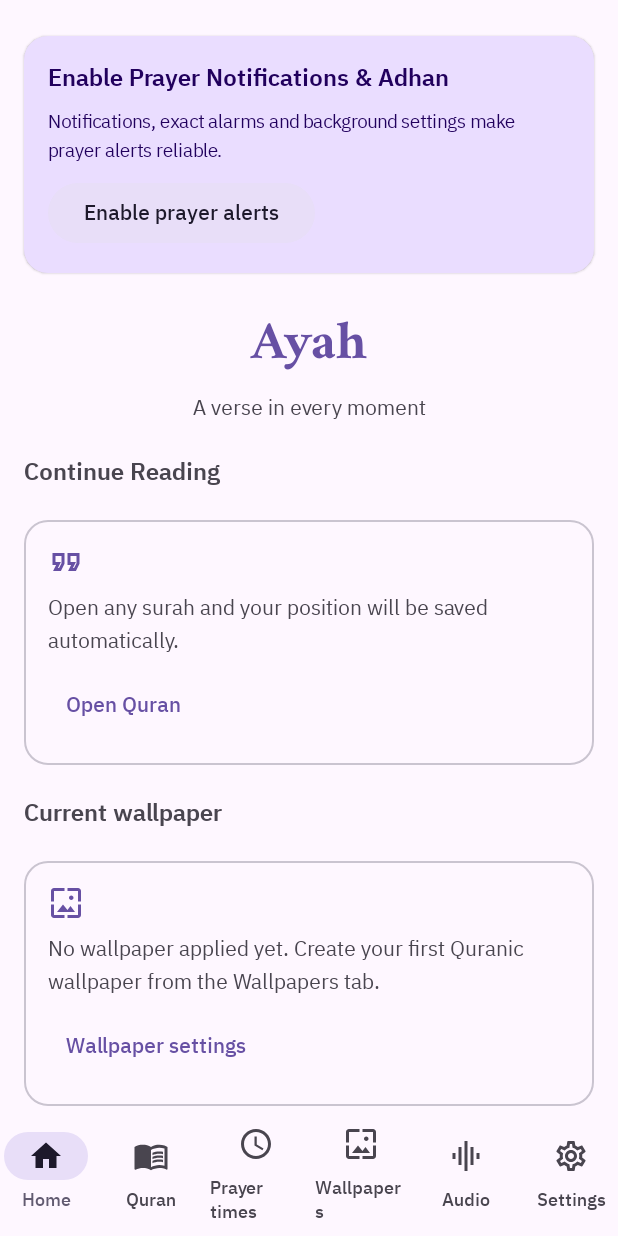
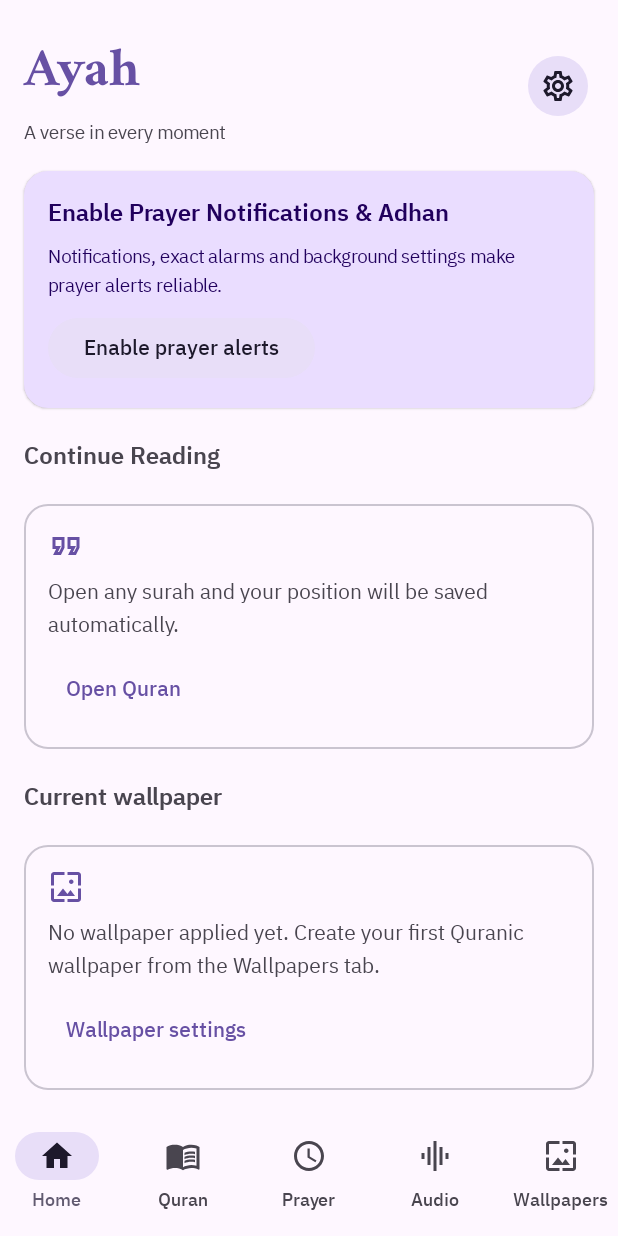
Before and after one commit to xAhmedAdel/Ayah-Quran, an Android app built with Jetpack Compose: the screen it shows after launch (MainActivity), on a phone screen of 412 x 824 dp. Run offline under Robolectric (Android 15) with nearby library versions, the phone set to English and light mode, and no system bars; our stand-ins replace Dagger/Hilt's generated code, Room's generated code; libraries missing offline, so code that uses them is left out: com.batoulapps.adhan; missing, so only their content is drawn: CompositionLocalProvider; 9 statements that could not run were skipped.

Commit message:
feat(ui-2): move to 5-tab navigation bar and Home header Settings entry

```diff
--- a/app/src/main/java/com/ayah/quran/navigation/TopLevelDestination.kt
+++ b/app/src/main/java/com/ayah/quran/navigation/TopLevelDestination.kt
@@ -2,28 +2,22 @@ package com.ayah.quran.navigation
 
 import androidx.annotation.StringRes
 import androidx.compose.material.icons.Icons
+import androidx.compose.material.icons.automirrored.filled.MenuBook
+import androidx.compose.material.icons.automirrored.outlined.MenuBook
 import androidx.compose.material.icons.filled.GraphicEq
 import androidx.compose.material.icons.filled.Home
-import androidx.compose.material.icons.filled.MenuBook
 import androidx.compose.material.icons.filled.Schedule
-import androidx.compose.material.icons.filled.Settings
 import androidx.compose.material.icons.filled.Wallpaper
 import androidx.compose.material.icons.outlined.GraphicEq
 import androidx.compose.material.icons.outlined.Home
-import androidx.compose.material.icons.outlined.MenuBook
 import androidx.compose.material.icons.outlined.Schedule
-import androidx.compose.material.icons.outlined.Settings
 import androidx.compose.material.icons.outlined.Wallpaper
 import androidx.compose.ui.graphics.vector.ImageVector
 import com.ayah.quran.R
 
-/**
- * The six top-level sections of the app, in bottom-bar order.
- * Routes are also the NavHost destination route names.
- */
 enum class TopLevelDestination(
     val route: String,
-    @StringRes val labelRes: Int,
+    @param:StringRes val labelRes: Int,
     val selectedIcon: ImageVector,
     val unselectedIcon: ImageVector,
 ) {
@@ -36,8 +30,8 @@ enum class TopLevelDestination(
     QURAN(
         route = "quran",
         labelRes = R.string.nav_quran,
-        selectedIcon = Icons.Filled.MenuBook,
-        unselectedIcon = Icons.Outlined.MenuBook,
+        selectedIcon = Icons.AutoMirrored.Filled.MenuBook,
+        unselectedIcon = Icons.AutoMirrored.Outlined.MenuBook,
     ),
     PRAYER(
         route = "prayer",
@@ -45,22 +39,16 @@ enum class TopLevelDestination(
         selectedIcon = Icons.Filled.Schedule,
         unselectedIcon = Icons.Outlined.Schedule,
     ),
+    AUDIO(
+        route = "audio",
+        labelRes = R.string.nav_audio,
+        selectedIcon = Icons.Filled.GraphicEq,
+        unselectedIcon = Icons.Outlined.GraphicEq,
+    ),
     WALLPAPERS(
         route = "wallpapers",
         labelRes = R.string.nav_wallpapers,
         selectedIcon = Icons.Filled.Wallpaper,
         unselectedIcon = Icons.Outlined.Wallpaper,
     ),
-    AUDIO(
-        route = "audio",
-        labelRes = R.string.nav_audio,
-        selectedIcon = Icons.Filled.GraphicEq,
-        unselectedIcon = Icons.Outlined.GraphicEq,
-    ),
-    SETTINGS(
-        route = "settings",
-        labelRes = R.string.nav_settings,
-        selectedIcon = Icons.Filled.Settings,
-        unselectedIcon = Icons.Outlined.Settings,
-    ),
 }
--- a/app/src/main/java/com/ayah/quran/ui/home/HomeScreen.kt
+++ b/app/src/main/java/com/ayah/quran/ui/home/HomeScreen.kt
@@ -10,6 +10,7 @@ import androidx.compose.foundation.layout.fillMaxSize
 import androidx.compose.foundation.layout.fillMaxWidth
 import androidx.compose.foundation.layout.height
 import androidx.compose.foundation.layout.padding
+import androidx.compose.foundation.layout.statusBarsPadding
 import androidx.compose.foundation.layout.width
 import androidx.compose.foundation.rememberScrollState
 import androidx.compose.foundation.shape.RoundedCornerShape
@@ -21,6 +22,7 @@ import androidx.compose.material.icons.outlined.Wallpaper
 import androidx.compose.material3.CardDefaults
 import androidx.compose.material3.ElevatedCard
 import androidx.compose.material3.FilledTonalButton
+import androidx.compose.material3.FilledTonalIconButton
 import androidx.compose.material3.Icon
 import androidx.compose.material3.LinearProgressIndicator
 import androidx.compose.material3.MaterialTheme
@@ -33,6 +35,7 @@ import androidx.compose.ui.Alignment
 import androidx.compose.ui.Modifier
 import androidx.compose.ui.graphics.asImageBitmap
 import androidx.compose.ui.layout.ContentScale
+import androidx.compose.ui.platform.testTag
 import androidx.compose.ui.res.stringResource
 import androidx.compose.ui.semantics.contentDescription
 import androidx.compose.ui.semantics.semantics
@@ -41,6 +44,7 @@ import androidx.compose.ui.unit.dp
 import androidx.hilt.navigation.compose.hiltViewModel
 import androidx.lifecycle.compose.collectAsStateWithLifecycle
 import com.ayah.quran.R
+import com.ayah.quran.core.designsystem.AyahIcons
 import com.ayah.quran.core.designsystem.component.AyahCard
 import com.ayah.quran.core.designsystem.component.SectionHeader
 import com.ayah.quran.core.designsystem.theme.AyahSpacing
@@ -67,7 +71,7 @@ fun HomeScreen(
     onOpenBookmarks: () -> Unit,
     onOpenWallpapers: () -> Unit,
     modifier: Modifier = Modifier,
-    /** Phase 14: true until the permissions onboarding is finished/skipped. */
+    onOpenSettings: () -> Unit = {},
     showPrayerOnboardingCard: Boolean = false,
     onOpenPrayerOnboarding: () -> Unit = {},
     viewModel: HomeViewModel = hiltViewModel(),
@@ -77,11 +81,40 @@ fun HomeScreen(
     Column(
         modifier = modifier
             .fillMaxSize()
+            .statusBarsPadding()
             .verticalScroll(rememberScrollState())
-            .padding(horizontal = AyahSpacing.m, vertical = AyahSpacing.l),
+            .padding(horizontal = AyahSpacing.m, vertical = AyahSpacing.m),
         verticalArrangement = Arrangement.spacedBy(AyahSpacing.m),
     ) {
-        // Phase 14: permissions onboarding entry (until finished/skipped).
+        Row(
+            modifier = Modifier.fillMaxWidth(),
+            horizontalArrangement = Arrangement.SpaceBetween,
+            verticalAlignment = Alignment.CenterVertically,
+        ) {
+            Column {
+                Text(
+                    text = stringResource(R.string.app_name),
+                    style = AyahWordmarkStyle,
+                    fontFamily = QuranTextFontFamily,
+                    color = MaterialTheme.colorScheme.primary,
+                )
+                Text(
+                    text = stringResource(R.string.app_tagline),
+                    style = MaterialTheme.typography.bodySmall,
+                    color = MaterialTheme.colorScheme.onSurfaceVariant,
+                )
+            }
+            FilledTonalIconButton(
+                onClick = onOpenSettings,
+                modifier = Modifier.testTag("home_settings_button"),
+            ) {
+                Icon(
+                    imageVector = AyahIcons.Settings,
+                    contentDescription = stringResource(R.string.nav_settings),
+                )
+            }
+        }
+
         if (showPrayerOnboardingCard) {
             ElevatedCard(
                 modifier = Modifier.fillMaxWidth(),
@@ -110,25 +143,6 @@ fun HomeScreen(
                     }
                 }
             }
-        }
-
-        // Brand hero.
-        Column(
-            horizontalAlignment = Alignment.CenterHorizontally,
-            modifier = Modifier.fillMaxWidth(),
-        ) {
-            Text(
-                text = stringResource(R.string.app_name),
-                style = AyahWordmarkStyle,
-                fontFamily = QuranTextFontFamily,
-                color = MaterialTheme.colorScheme.primary,
-            )
-            Text(
-                text = stringResource(R.string.app_tagline),
-                style = MaterialTheme.typography.bodyMedium,
-                color = MaterialTheme.colorScheme.onSurfaceVariant,
-                textAlign = TextAlign.Center,
-            )
         }
 
         SectionHeader(text = stringResource(R.string.home_continue_reading_title))
--- a/app/src/main/res/values/strings.xml
+++ b/app/src/main/res/values/strings.xml
@@ -221,7 +221,7 @@
     <string name="settings_licenses_summary">Quran text (Uthmani) © Tanzil Project, Creative Commons Attribution 3.0 — tanzil.net. Juz/page layout data from the Madani mushaf via quran.com. Amiri and IBM Plex Sans Arabic typefaces under SIL Open Font License 1.1. Full details in docs/QURAN_DATA.md and docs/LICENSES.md. Adhan recordings (Wikimedia Commons): CC0 by Adam-synagda; Sabah Fakhri recording (public domain); CC BY-SA 4.0 by Andrewler and Mahfoudou. City data from GeoNames (CC-BY 4.0).</string>
 
     <!-- Prayer times & adhan (Phase 12) -->
-    <string name="nav_prayer">Prayer times</string>
+    <string name="nav_prayer">Prayer</string>
     <string name="prayer_title">Prayer times</string>
     <string name="prayer_channel_playback">Adhan playback</string>
     <string name="prayer_channel_alert">Prayer-time notifications</string>
```
Also changed, not shown: app/src/main/java/com/ayah/quran/ui/settings/SettingsScreen.kt (+35 -9 lines).
